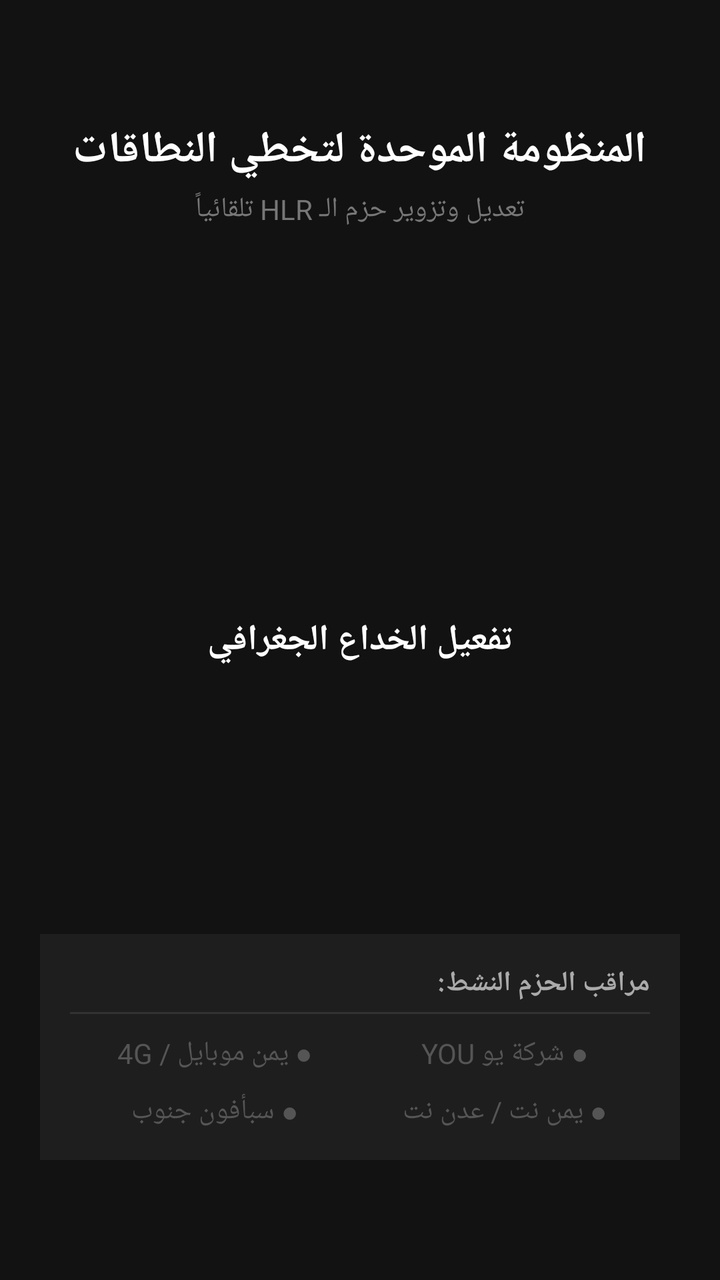
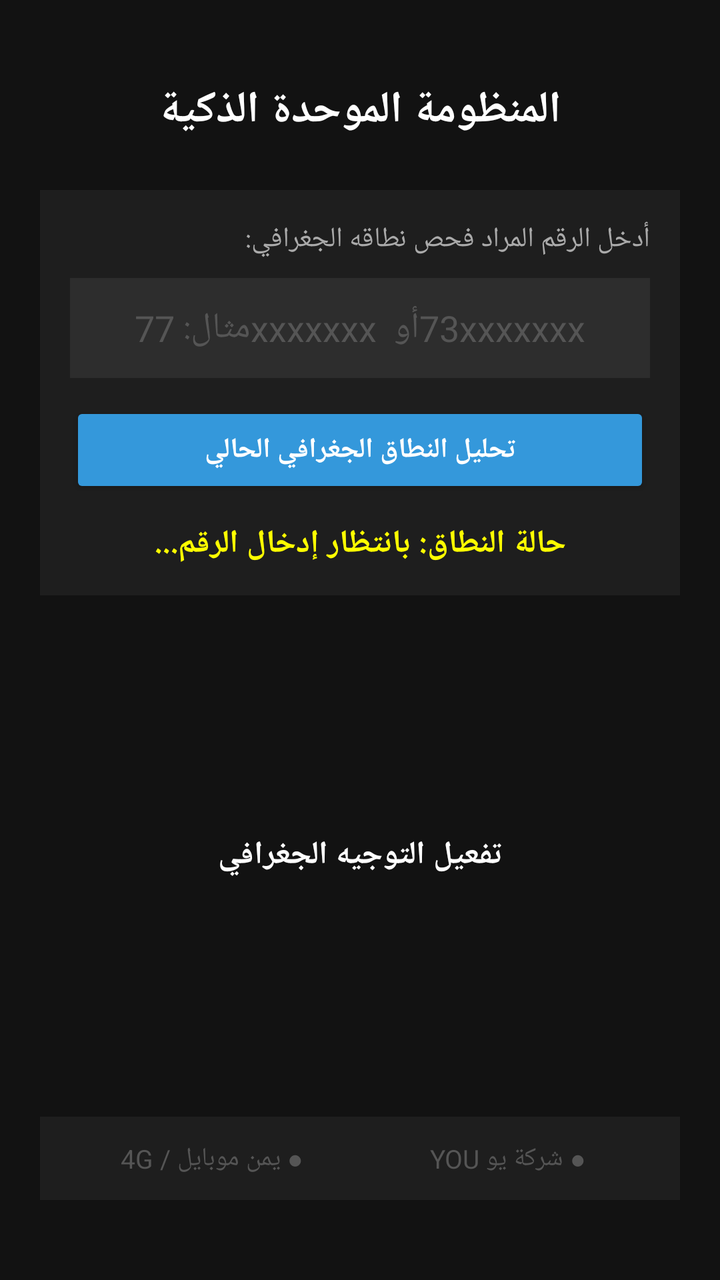

An Android layout rendered at two revisions. The XML below is the earlier revision; the diff shows what the commit changed to produce the second picture.
<!-- AndroidManifest.xml: application theme Theme.AppCompat.NoActionBar -->
<!-- res/layout/activity_main.xml -->
<?xml version="1.0" encoding="utf-8"?>
<RelativeLayout xmlns:android="http://schemas.android.com/apk/res/android"
    android:layout_width="match_parent"
    android:layout_height="match_parent"
    android:background="#121212"
    android:padding="20dp">

    <TextView
        android:id="@+id/app_title"
        android:layout_width="wrap_content"
        android:layout_height="wrap_content"
        android:layout_centerHorizontal="true"
        android:layout_marginTop="40dp"
        android:text="المنظومة الموحدة لتخطي النطاقات"
        android:textColor="#FFFFFF"
        android:textSize="22sp"
        android:textStyle="bold" />

    <TextView
        android:id="@+id/app_subtitle"
        android:layout_width="wrap_content"
        android:layout_height="wrap_content"
        android:layout_below="@id/app_title"
        android:layout_centerHorizontal="true"
        android:layout_marginTop="5dp"
        android:text="تعديل وتزوير حزم الـ HLR تلقائياً"
        android:textColor="#777777"
        android:textSize="14sp" />

    <Button
        android:id="@+id/btn_toggle"
        android:layout_width="240dp"
        android:layout_height="240dp"
        android:layout_centerInParent="true"
        android:background="@android:color/transparent"
        android:text="تفعيل الخداع الجغرافي"
        android:textColor="#FFFFFF"
        android:textSize="18sp"
        android:textStyle="bold" />

    <LinearLayout
        android:layout_width="match_parent"
        android:layout_height="wrap_content"
        android:layout_alignParentBottom="true"
        android:layout_marginBottom="40dp"
        android:background="#1E1E1E"
        android:orientation="vertical"
        android:padding="15dp">

        <TextView
            android:layout_width="wrap_content"
            android:layout_height="wrap_content"
            android:layout_gravity="right"
            android:text="مراقب الحزم النشط:"
            android:textColor="#AAAAAA"
            android:textSize="14sp"
            android:textStyle="bold" />

        <View
            android:layout_width="match_parent"
            android:layout_height="1dp"
            android:layout_marginTop="5dp"
            android:layout_marginBottom="10dp"
            android:background="#333333" />

        <TableRow
            android:layout_width="match_parent"
            android:layout_height="wrap_content"
            android:weightSum="2">
            <TextView
                android:id="@+id/status_yemen_mobile"
                android:layout_width="0dp"
                android:layout_height="wrap_content"
                android:layout_weight="1"
                android:gravity="center"
                android:text="● يمن موبايل / 4G"
                android:textColor="#555555"
                android:textSize="14sp" />
            <TextView
                android:id="@+id/status_you"
                android:layout_width="0dp"
                android:layout_height="wrap_content"
                android:layout_weight="1"
                android:gravity="center"
                android:text="● شركة يو YOU"
                android:textColor="#555555"
                android:textSize="14sp" />
        </TableRow>

        <TableRow
            android:layout_width="match_parent"
            android:layout_height="wrap_content"
            android:layout_marginTop="10dp"
            android:weightSum="2">
            <TextView
                android:id="@+id/status_sabafon"
                android:layout_width="0dp"
                android:layout_height="wrap_content"
                android:layout_weight="1"
                android:gravity="center"
                android:text="● سبأفون جنوب"
                android:textColor="#555555"
                android:textSize="14sp" />
            <TextView
                android:id="@+id/status_yemen_net"
                android:layout_width="0dp"
                android:layout_height="wrap_content"
                android:layout_weight="1"
                android:gravity="center"
                android:text="● يمن نت / عدن نت"
                android:textColor="#555555"
                android:textSize="14sp" />
        </TableRow>
    </LinearLayout>
</RelativeLayout>
<!-- resources referenced by this layout -->
<resources>

</resources>

<!-- the commit's change to res/layout/activity_main.xml (unified diff, before → after) -->
@@ -5,63 +5,97 @@
     android:background="#121212"
     android:padding="20dp">
 
+    
     <TextView
         android:id="@+id/app_title"
         android:layout_width="wrap_content"
         android:layout_height="wrap_content"
         android:layout_centerHorizontal="true"
-        android:layout_marginTop="40dp"
-        android:text="المنظومة الموحدة لتخطي النطاقات"
+        android:layout_marginTop="20dp"
+        android:text="المنظومة الموحدة الذكية"
         android:textColor="#FFFFFF"
         android:textSize="22sp"
         android:textStyle="bold" />
 
-    <TextView
-        android:id="@+id/app_subtitle"
-        android:layout_width="wrap_content"
+    
+    <LinearLayout
+        android:id="@+id/input_area"
+        android:layout_width="match_parent"
         android:layout_height="wrap_content"
         android:layout_below="@id/app_title"
-        android:layout_centerHorizontal="true"
-        android:layout_marginTop="5dp"
-        android:text="تعديل وتزوير حزم الـ HLR تلقائياً"
-        android:textColor="#777777"
-        android:textSize="14sp" />
-
-    <Button
-        android:id="@+id/btn_toggle"
-        android:layout_width="240dp"
-        android:layout_height="240dp"
-        android:layout_centerInParent="true"
-        android:background="@android:color/transparent"
-        android:text="تفعيل الخداع الجغرافي"
-        android:textColor="#FFFFFF"
-        android:textSize="18sp"
-        android:textStyle="bold" />
-
-    <LinearLayout
-        android:layout_width="match_parent"
-        android:layout_height="wrap_content"
-        android:layout_alignParentBottom="true"
-        android:layout_marginBottom="40dp"
+        android:layout_marginTop="25dp"
+        android:orientation="vertical"
         android:background="#1E1E1E"
-        android:orientation="vertical"
         android:padding="15dp">
 
         <TextView
             android:layout_width="wrap_content"
             android:layout_height="wrap_content"
             android:layout_gravity="right"
-            android:text="مراقب الحزم النشط:"
+            android:text="أدخل الرقم المراد فحص نطاقه الجغرافي:"
             android:textColor="#AAAAAA"
-            android:textSize="14sp"
+            android:textSize="14sp" />
+
+        <EditText
+            android:id="@+id/edt_phone_number"
+            android:layout_width="match_parent"
+            android:layout_height="50dp"
+            android:layout_marginTop="10dp"
+            android:background="#2D2D2D"
+            android:hint="مثال: 77xxxxxxx أو 73xxxxxxx"
+            android:inputType="phone"
+            android:padding="10dp"
+            android:gravity="center"
+            android:textColor="#FFFFFF"
+            android:textColorHint="#555555" />
+
+        <Button
+            android:id="@+id/btn_check_region"
+            android:layout_width="match_parent"
+            android:layout_height="wrap_content"
+            android:layout_marginTop="12dp"
+            android:backgroundTint="#3498DB"
+            android:text="تحليل النطاق الجغرافي الحالي"
+            android:textColor="#FFFFFF"
             android:textStyle="bold" />
 
-        <View
+        
+        <TextView
+            android:id="@+id/txt_region_result"
             android:layout_width="match_parent"
-            android:layout_height="1dp"
-            android:layout_marginTop="5dp"
-            android:layout_marginBottom="10dp"
-            android:background="#333333" />
+            android:layout_height="wrap_content"
+            android:layout_marginTop="12dp"
+            android:gravity="center"
+            android:text="حالة النطاق: بانتظار إدخال الرقم..."
+            android:textColor="#FFFF00"
+            android:textSize="16sp"
+            android:textStyle="bold" />
+    </LinearLayout>
+
+    
+    <Button
+        android:id="@+id/btn_toggle"
+        android:layout_width="200dp"
+        android:layout_height="200dp"
+        android:layout_below="@id/input_area"
+        android:layout_centerHorizontal="true"
+        android:layout_marginTop="30dp"
+        android:background="@android:color/transparent"
+        android:text="تفعيل التوجيه الجغرافي"
+        android:textColor="#FFFFFF"
+        android:textSize="16sp"
+        android:textStyle="bold"
+        android:enabled="false" /> 
+
+    
+    <LinearLayout
+        android:layout_width="match_parent"
+        android:layout_height="wrap_content"
+        android:layout_alignParentBottom="true"
+        android:layout_marginBottom="20dp"
+        android:background="#1E1E1E"
+        android:orientation="vertical"
+        android:padding="12dp">
 
         <TableRow
             android:layout_width="match_parent"
@@ -75,7 +109,7 @@
                 android:gravity="center"
                 android:text="● يمن موبايل / 4G"
                 android:textColor="#555555"
-                android:textSize="14sp" />
+                android:textSize="13sp" />
             <TextView
                 android:id="@+id/status_you"
                 android:layout_width="0dp"
@@ -84,32 +118,7 @@
                 android:gravity="center"
                 android:text="● شركة يو YOU"
                 android:textColor="#555555"
-                android:textSize="14sp" />
-        </TableRow>
-
-        <TableRow
-            android:layout_width="match_parent"
-            android:layout_height="wrap_content"
-            android:layout_marginTop="10dp"
-            android:weightSum="2">
-            <TextView
-                android:id="@+id/status_sabafon"
-                android:layout_width="0dp"
-                android:layout_height="wrap_content"
-                android:layout_weight="1"
-                android:gravity="center"
-                android:text="● سبأفون جنوب"
-                android:textColor="#555555"
-                android:textSize="14sp" />
-            <TextView
-                android:id="@+id/status_yemen_net"
-                android:layout_width="0dp"
-                android:layout_height="wrap_content"
-                android:layout_weight="1"
-                android:gravity="center"
-                android:text="● يمن نت / عدن نت"
-                android:textColor="#555555"
-                android:textSize="14sp" />
+                android:textSize="13sp" />
         </TableRow>
     </LinearLayout>
 </RelativeLayout>
